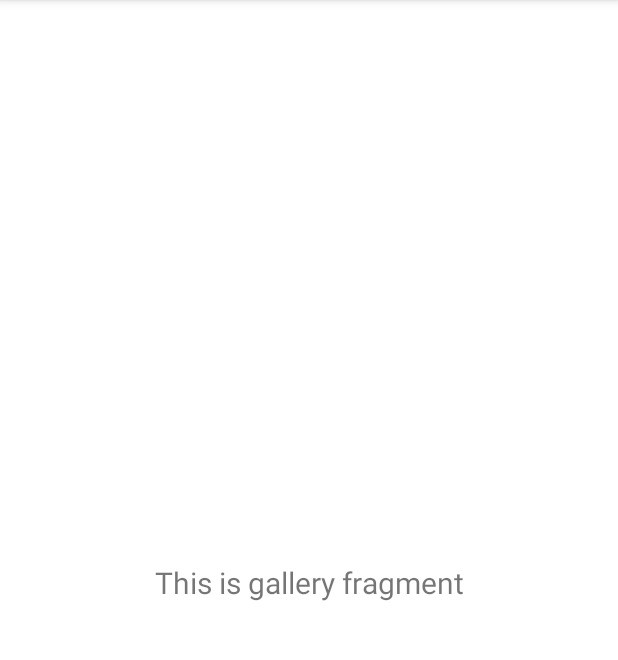
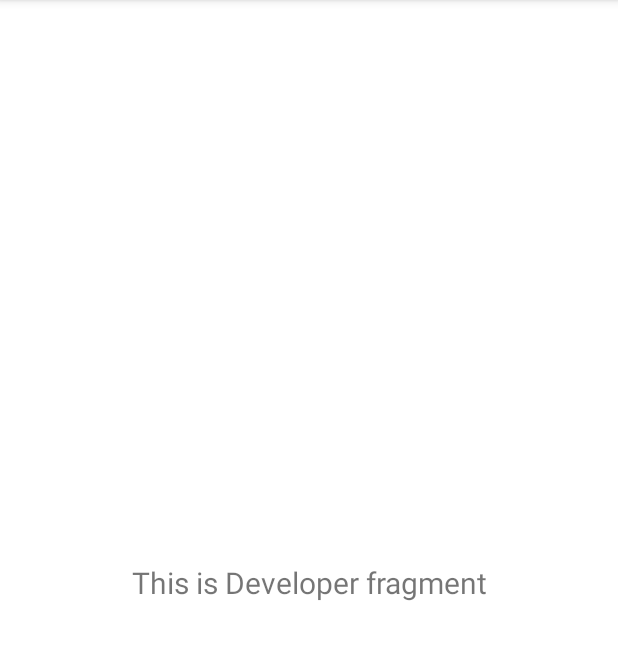
Before and after one commit to webmefrist/Tugas3_B2, an Android app: the fragment Developerfragment shown on its own in the app's theme, on a phone screen of 412 x 824 dp, the part 84-744 px from its top. Run offline under Robolectric (Android 15) with nearby library versions, the phone set to English and light mode, and no system bars.

Commit message:
initial commit

```diff
--- a/app/src/main/java/com/example/pemula/activity/MainActivity.java
+++ b/app/src/main/java/com/example/pemula/activity/MainActivity.java
@@ -49,7 +49,7 @@ public class MainActivity extends AppCompatActivity {
         TextView navUsername = (TextView) headerView.findViewById(R.id.tvusername);
 
         navUsername.setText(""+usersucceslogin);
-        Toast.makeText(getApplicationContext(),"welcome"+usersucceslogin,Toast.LENGTH_SHORT).show();
+        Toast.makeText(getApplicationContext(),"welcome "+usersucceslogin,Toast.LENGTH_SHORT).show();
 
         // Passing each menu ID as a set of Ids because each
         // menu should be considered as top level destinations.
--- a/app/src/main/java/com/example/pemula/ui/developer/DeveloperViewModel.java
+++ b/app/src/main/java/com/example/pemula/ui/developer/DeveloperViewModel.java
@@ -10,7 +10,7 @@ public class DeveloperViewModel extends ViewModel {
 
     public DeveloperViewModel() {
         mText = new MutableLiveData<>();
-        mText.setValue("This is gallery fragment");
+        mText.setValue("This is Developer fragment");
     }
 
     public LiveData<String> getText() {
--- a/app/src/main/java/com/example/pemula/ui/developer/DeveloperFragment.java
+++ b/app/src/main/java/com/example/pemula/ui/developer/Developerfragment.java
@@ -14,7 +14,7 @@ import androidx.lifecycle.ViewModelProvider;
 
 import com.example.pemula.R;
 
-public class DeveloperFragment extends Fragment {
+public class Developerfragment extends Fragment {
 
     private DeveloperViewModel developerViewModel;
 
@@ -22,13 +22,11 @@ public class DeveloperFragment extends Fragment {
                              ViewGroup container, Bundle savedInstanceState) {
         developerViewModel =
                 new ViewModelProvider(this).get(DeveloperViewModel.class);
-        View root = inflater.inflate(R.layout.fragment_gallery, container, false);
-        final TextView textView = root.findViewById(R.id.text_gallery);
+        View root = inflater.inflate(R.layout.fragment_developer, container, false);
+        final TextView textView = root.findViewById(R.id.text_developer);
         developerViewModel.getText().observe(getViewLifecycleOwner(), new Observer<String>() {
             @Override
-            public void onChanged(@Nullable String s) {
-                textView.setText(s);
-            }
+            public void onChanged(@Nullable String s) { textView.setText(s); }
         });
         return root;
     }
--- a/app/src/main/res/layout/fragment_developer.xml
+++ b/app/src/main/res/layout/fragment_developer.xml
@@ -19,4 +19,5 @@
         app:layout_constraintEnd_toEndOf="parent"
         app:layout_constraintStart_toStartOf="parent"
         app:layout_constraintTop_toTopOf="parent" />
+
 </androidx.constraintlayout.widget.ConstraintLayout>
--- a/app/src/main/res/menu/activity_main_drawer.xml
+++ b/app/src/main/res/menu/activity_main_drawer.xml
@@ -19,7 +19,7 @@
         <item
             android:id="@+id/nav_developer"
             android:icon="@drawable/ic_developer"
-            android:title="@string/menu_developer" />
+            android:title="@string/menu_develover" />
 
     </group>
 </menu>
--- a/app/src/main/res/navigation/mobile_navigation.xml
+++ b/app/src/main/res/navigation/mobile_navigation.xml
@@ -43,8 +43,8 @@
 
     <fragment
         android:id="@+id/nav_developer"
-        android:name="com.example.pemula.ui.depeloper.DepeloverFragment"
-        android:label="@string/menu_slideshow"
+        android:name="com.example.pemula.ui.developer.Developerfragment"
+        android:label="@string/menu_develover"
         tools:layout="@layout/fragment_slideshow"/>
 
 </navigation>
--- a/app/src/main/res/values/strings.xml
+++ b/app/src/main/res/values/strings.xml
@@ -10,7 +10,7 @@
     <string name="menu_home">Home</string>
     <string name="menu_gallery">Gallery</string>
     <string name="menu_slideshow">Slideshow</string>
-    <string name="menu_developer">Menu Developer</string>
+
     <string name="home_second">Home Second</string>
     <string name="create_new_account">Create new account !</string>
     <string name="hint_username">Username</string>
@@ -18,4 +18,5 @@
     <string name="tv_silahkan">Silahkan Masuk Untuk Memakai Aplikasinya</string>
     <string name="logo">string/img_logo</string>
     <string name="sign_in">Sign in</string>
+    <string name="menu_develover">Develover</string>
 </resources>
```
Also changed, not shown: app/src/main/res/drawable/ic_developer.xml (line endings or trailing spaces).
